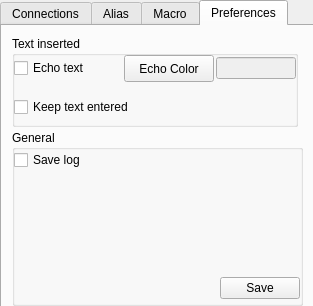
develer-staff/devclient, file src/devclient/gui_src/gui_option.ui: the form before one commit.
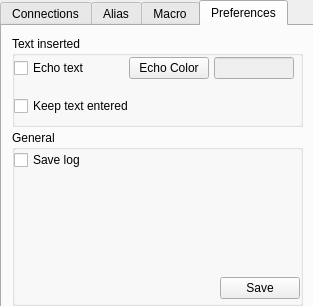
The form after the commit. The open tabs and pages were chosen to show the change. Icons and pictures are not drawn.

What changed in the file:
```diff
--- a/src/devclient/gui_src/gui_option.ui
+++ b/src/devclient/gui_src/gui_option.ui
@@ -741,7 +741,7 @@
       <rect>
        <x>10</x>
        <y>10</y>
-       <width>286</width>
+       <width>291</width>
        <height>91</height>
       </rect>
      </property>
@@ -759,19 +759,19 @@
        <rect>
         <x>2</x>
         <y>10</y>
-        <width>284</width>
+        <width>286</width>
         <height>81</height>
        </rect>
       </property>
       <layout class="QGridLayout" >
        <property name="horizontalSpacing" >
-        <number>2</number>
+        <number>5</number>
        </property>
        <item row="0" column="0" >
         <widget class="QCheckBox" name="echo_text" >
          <property name="minimumSize" >
           <size>
-           <width>100</width>
+           <width>90</width>
            <height>0</height>
           </size>
          </property>
@@ -784,13 +784,13 @@
         <widget class="QPushButton" name="echo_color_button" >
          <property name="minimumSize" >
           <size>
-           <width>90</width>
-           <height>27</height>
+           <width>80</width>
+           <height>22</height>
           </size>
          </property>
          <property name="maximumSize" >
           <size>
-           <width>90</width>
+           <width>80</width>
            <height>16777215</height>
           </size>
          </property>
@@ -825,7 +825,7 @@
         <widget class="QCheckBox" name="keep_text" >
          <property name="minimumSize" >
           <size>
-           <width>200</width>
+           <width>195</width>
            <height>0</height>
           </size>
          </property>
```
